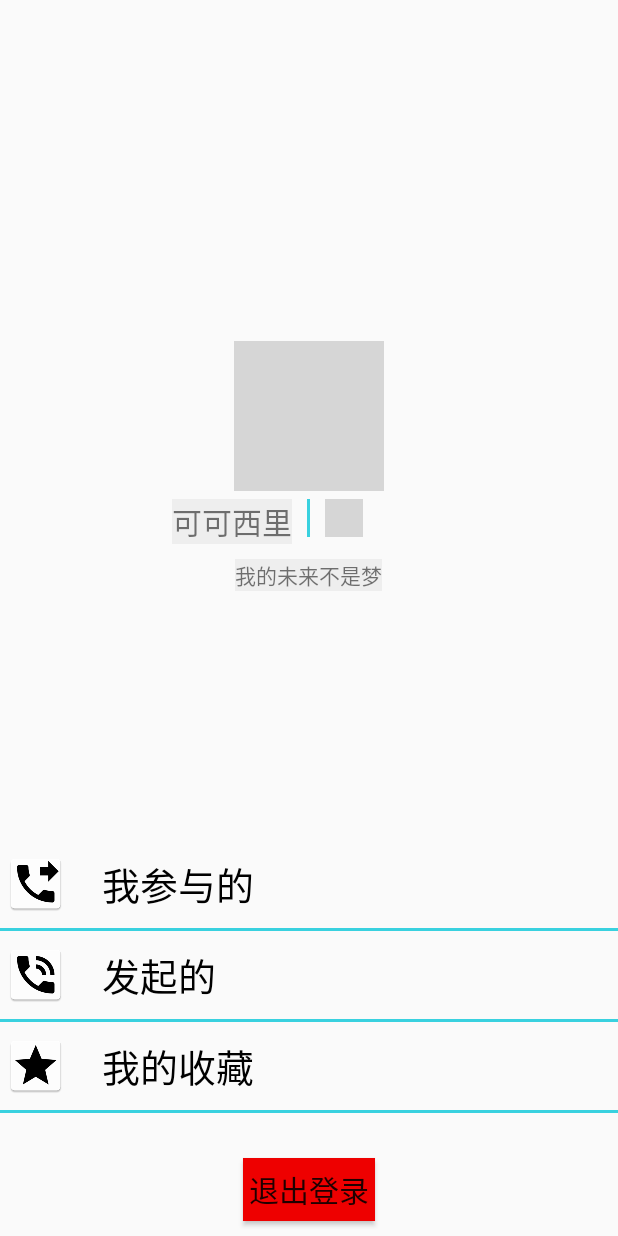
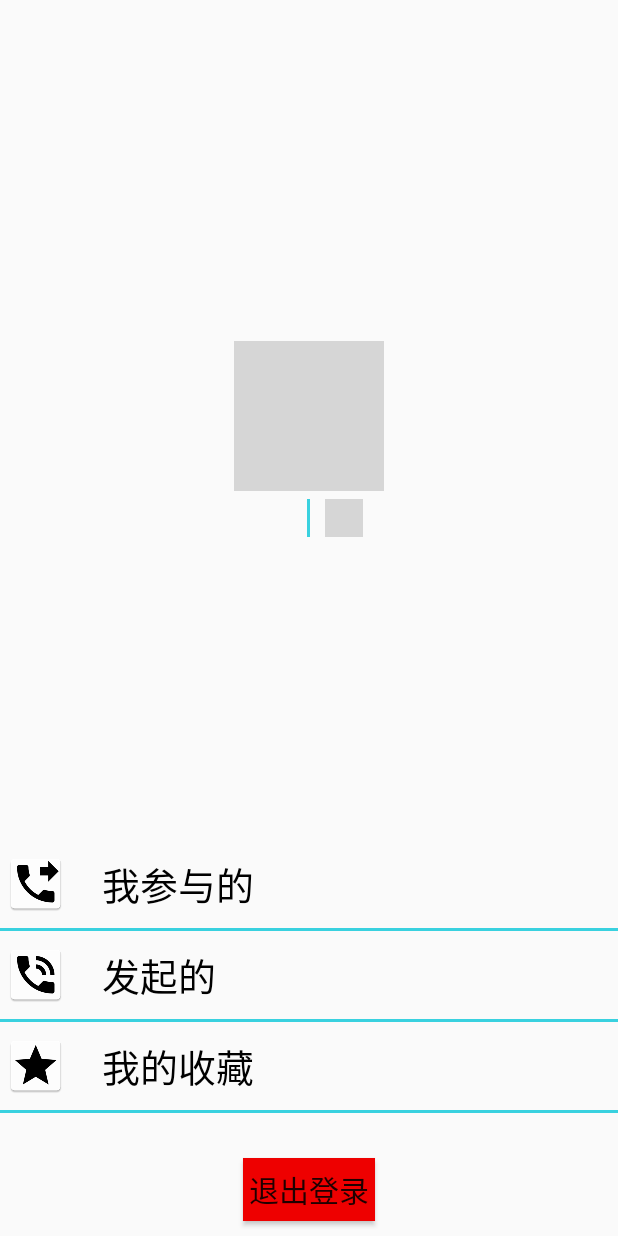
Before and after one commit to KetingXiang/AnroidProject, an Android app: the PersonActivity screen opened directly, with no data from a screen before it, on a phone screen of 412 x 824 dp. Run offline under Robolectric (Android 15) with nearby library versions, the phone set to English and light mode, and no system bars; 1 statement that could not run was skipped; grey boxes are pictures that could not be loaded.

Commit message:
The version 2 with xkt

```diff
--- a/app/src/main/res/layout/activity_person.xml
+++ b/app/src/main/res/layout/activity_person.xml
@@ -49,7 +49,7 @@
             android:layout_toLeftOf="@+id/personLine1"
             android:layout_marginRight="10dp"
             android:layout_marginTop="5dp"
-            android:text="可可西里"
+            android:text=""
             android:textSize="20sp"
             android:background="#eeeeee"/>
         <TextView
@@ -59,7 +59,7 @@
             android:layout_below="@+id/personNickname"
             android:layout_centerHorizontal="true"
             android:layout_marginTop="10dp"
-            android:text="我的未来不是梦"
+            android:text=""
             android:background="#eeeeee"/>
 
 
```
